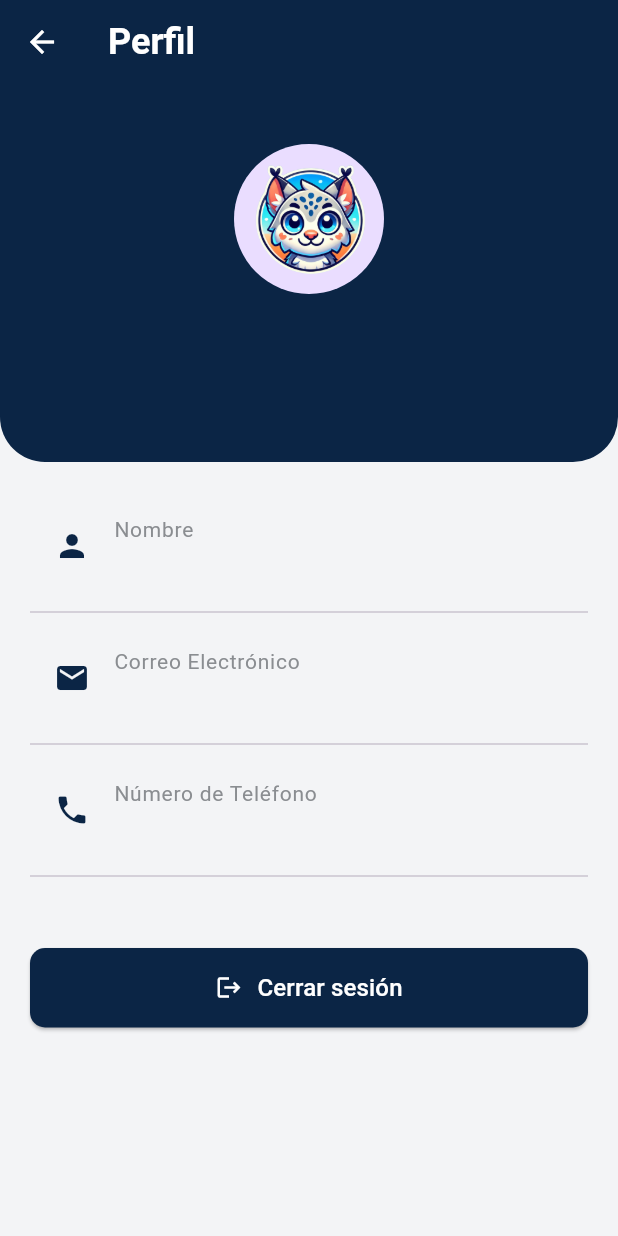
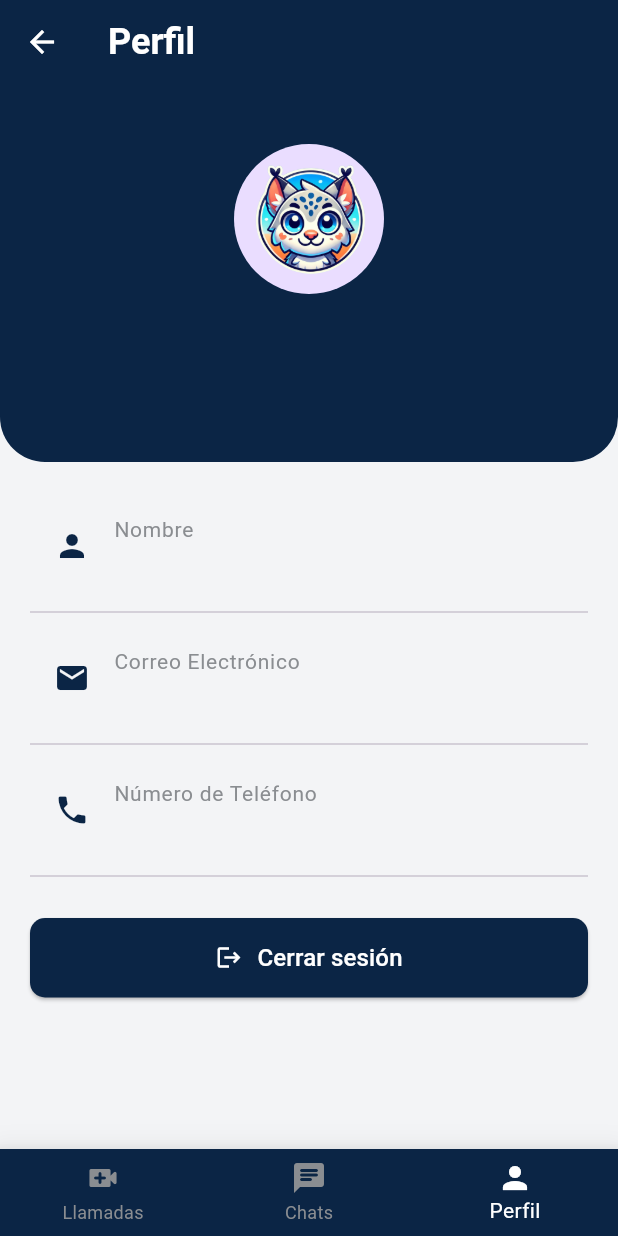
Before and after one commit to LilChoko/chat_lynx, a Flutter app: the ProfileScreen screen opened by its route, on a phone screen of 412 x 824 dp. Run offline on Flutter 3.47's test engine with Material 3 defaults, Android fonts, the phone set to English and light mode, and no system bars; our stand-ins replace cloud_firestore, file_picker, firebase_auth, firebase_core, supabase_flutter, video_player; accounts and stored records are empty.

Commit message:
Mejoras en la barra de navegacion

```diff
--- a/lib/main.dart
+++ b/lib/main.dart
@@ -1,3 +1,4 @@
+import 'package:chat_lynx/screens/calls_screen.dart';
 import 'package:chat_lynx/screens/chat_detail_screen.dart';
 import 'package:chat_lynx/screens/contacts_screen.dart';
 import 'package:chat_lynx/screens/phone_screen.dart';
@@ -47,6 +48,7 @@ class MyApp extends StatelessWidget {
           '/chatList': (context) => ChatListScreen(),
           '/contacts': (context) => ContactsScreen(),
           '/profile': (context) => ProfileScreen(),
+          '/calls': (context) => CallsScreen(),
         },
         onGenerateRoute: (settings) {
           if (settings.name == '/chatDetail') {
--- a/lib/screens/chat_list_screen.dart
+++ b/lib/screens/chat_list_screen.dart
@@ -22,7 +22,7 @@ class _ChatListScreenState extends State<ChatListScreen> {
         Navigator.pushReplacementNamed(context, '/calls'); // Llamadas
         break;
       case 1:
-        // Ya estamos en "Chats", no hacer nada
+        // Ya estamos en la Lista de Chats
         break;
       case 2:
         Navigator.pushReplacementNamed(context, '/profile'); // Perfil
--- a/lib/screens/profile_screen.dart
+++ b/lib/screens/profile_screen.dart
@@ -2,7 +2,33 @@ import 'package:flutter/material.dart';
 import 'package:firebase_auth/firebase_auth.dart';
 import 'package:cloud_firestore/cloud_firestore.dart';
 
-class ProfileScreen extends StatelessWidget {
+class ProfileScreen extends StatefulWidget {
+  @override
+  _ProfileScreenState createState() => _ProfileScreenState();
+}
+
+class _ProfileScreenState extends State<ProfileScreen> {
+  int _selectedIndex = 2; // Índice para la pestaña "Perfil"
+
+  void _onItemTapped(int index) {
+    setState(() {
+      _selectedIndex = index;
+    });
+
+    // Navegación entre las pestañas
+    switch (index) {
+      case 0:
+        Navigator.pushReplacementNamed(context, '/calls'); // Navegar a Llamadas
+        break;
+      case 1:
+        Navigator.pushReplacementNamed(context, '/chatList'); // Navegar a Chats
+        break;
+      case 2:
+        // Ya estamos en Perfil
+        break;
+    }
+  }
+
   @override
   Widget build(BuildContext context) {
     final currentUser = FirebaseAuth.instance.currentUser;
@@ -16,8 +42,7 @@ class ProfileScreen extends StatelessWidget {
           icon:
               Icon(Icons.arrow_back, color: Colors.white), // Flecha hacia atrás
           onPressed: () {
-            Navigator.pushReplacementNamed(
-                context, '/chatList'); // Ir a ChatListScreen
+            Navigator.pushReplacementNamed(context, '/chatList'); // Ir a Chats
           },
         ),
         title: Text(
@@ -154,7 +179,7 @@ class ProfileScreen extends StatelessWidget {
                         ),
                       ),
                       Divider(),
-                      SizedBox(height: 40),
+                      SizedBox(height: 20),
                       // Botón de cerrar sesión más grande
                       ElevatedButton(
                         onPressed: () async {
@@ -192,6 +217,41 @@ class ProfileScreen extends StatelessWidget {
           );
         },
       ),
+      bottomNavigationBar: Container(
+        decoration: BoxDecoration(
+          color: Colors.white,
+          boxShadow: [
+            BoxShadow(
+              color: Colors.grey.withOpacity(0.1),
+              spreadRadius: 5,
+              blurRadius: 10,
+              offset: Offset(0, -2),
+            ),
+          ],
+        ),
+        child: BottomNavigationBar(
+          currentIndex: _selectedIndex,
+          onTap: _onItemTapped,
+          backgroundColor: Color(0xFF0B2545),
+          selectedItemColor: Colors.white,
+          unselectedItemColor: Color(0xFF8A8D91),
+          showUnselectedLabels: true,
+          items: [
+            BottomNavigationBarItem(
+              icon: Icon(Icons.video_call_rounded),
+              label: 'Llamadas',
+            ),
+            BottomNavigationBarItem(
+              icon: Icon(Icons.chat_rounded),
+              label: 'Chats',
+            ),
+            BottomNavigationBarItem(
+              icon: Icon(Icons.person),
+              label: 'Perfil',
+            ),
+          ],
+        ),
+      ),
     );
   }
 }
```
Also changed, not shown: lib/screens/calls_screen.dart (added, +156 -0 lines).
